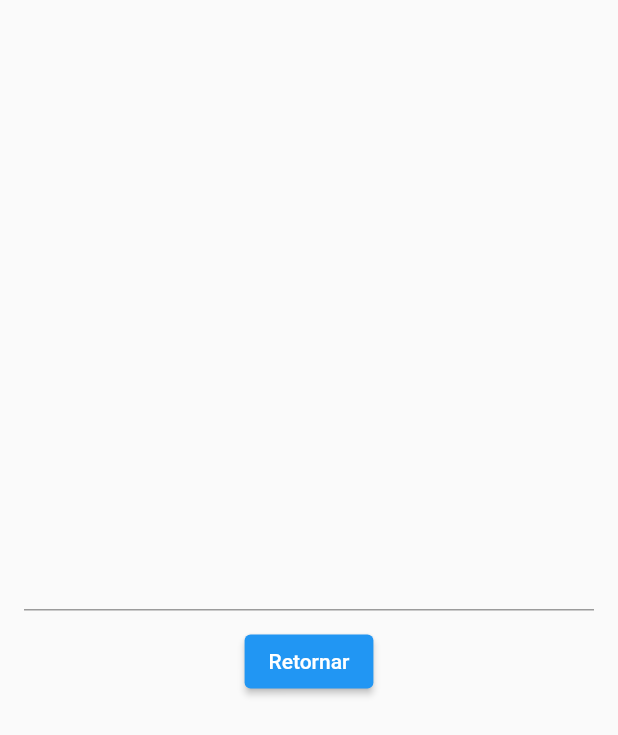
After one commit to guireino/getX-intro, a Flutter app: the screen it shows after launch, after a tap on "Segunda tela", on a phone screen of 412 x 824 dp. The commit adds this screen. Shown: the top 735 px of the screen. Run offline on Flutter 3.47's test engine with Material 2 defaults, Android fonts, the phone set to English and light mode, and no system bars; our stand-ins replace get.

Commit message:
add os arquivos projeto 26/06/23

```diff
--- a/lib/main.dart
+++ b/lib/main.dart
@@ -1,8 +1,16 @@
 import 'package:flutter/material.dart';
+import 'package:get/get.dart';
 
-import 'screen/homePage2.dart';
+import 'screen/homePage2/user_controller.dart';
+import 'screen/homePage3.dart';
 
 void main() {
+  //add objeto memoria celular
+  //Get.put<UserController>(UserController());
+
+  //add objeto memoria celular so quando ele for chamado
+  Get.lazyPut<UserController>(() => UserController());
+
   runApp(const MyApp());
 }
 
@@ -19,14 +27,15 @@ class MyApp extends StatelessWidget {
   // This widget is the root of your application.
   @override
   Widget build(BuildContext context) {
-    return MaterialApp(
+    return GetMaterialApp(
       title: 'Flutter Demo',
       theme: ThemeData(
         primarySwatch: Colors.blue,
       ),
       //home: HomePage(),
       //home: HomePage1(),
-      home: HomePage2(),
+      //home: HomePage2(),
+      home: const HomePage3(),
     );
   }
 }
--- /dev/null
+++ b/lib/screen/homePage3.dart
@@ -0,0 +1,99 @@
+import 'package:flutter/material.dart';
+import 'package:get/get.dart';
+
+class HomePage3 extends StatelessWidget {
+  const HomePage3({Key? key}) : super(key: key);
+
+  @override
+  Widget build(BuildContext context) {
+    return Scaffold(
+      appBar: AppBar(
+        title: const Text('Navegação!'),
+        centerTitle: true,
+      ),
+      body: Padding(
+        padding: const EdgeInsets.all(16),
+        child: Column(
+          crossAxisAlignment: CrossAxisAlignment.stretch,
+          children: [
+            const Expanded(
+              child: Center(
+                // Apresentação de valor
+                child: Text(
+                  'Valor: ',
+                  style: TextStyle(
+                    fontSize: 18,
+                    fontWeight: FontWeight.w500,
+                  ),
+                ),
+              ),
+            ),
+
+            // Botão para navegação
+            ElevatedButton(
+              onPressed: () async {
+                // final result = await Navigator.of(context).push(
+                //   MaterialPageRoute(
+                //     builder: (context) {
+                //       return DataScreen();
+                //     },
+                //   ),
+                // );
+
+                //Navigator.of(context).pushNamed('/signin');
+                //Get.toNamed("/sigini");
+
+                final result = await Get.to(() => DataScreen());
+
+                print(result);
+              },
+              child: const Text('Segunda tela'),
+            ),
+          ],
+        ),
+      ),
+    );
+  }
+}
+
+class DataScreen extends StatelessWidget {
+  DataScreen({Key? key}) : super(key: key);
+
+  final textController = TextEditingController();
+
+  @override
+  Widget build(BuildContext context) {
+    return Scaffold(
+      // appBar: AppBar(
+      //   title: const Text('Definição de dado'),
+      //   centerTitle: true,
+      // ),
+      body: Padding(
+        padding: const EdgeInsets.all(16),
+        child: Column(
+          mainAxisAlignment: MainAxisAlignment.center,
+          children: [
+            // Campo de definição de valor
+            TextField(
+              controller: textController,
+            ),
+
+            // Espaçamento
+            const SizedBox(height: 10),
+
+            // Botão para voltar passando o valor
+            ElevatedButton(
+              onPressed: () {
+                final value = textController.text;
+
+                //Navigator.of(context).pop(value);
+                Get.back(result: value);
+              },
+              child: const Text('Retornar'),
+            ),
+          ],
+        ),
+      ),
+    );
+  }
+}
```
Also changed, not shown: lib/screen/homePage2.dart (+85 -2 lines).
